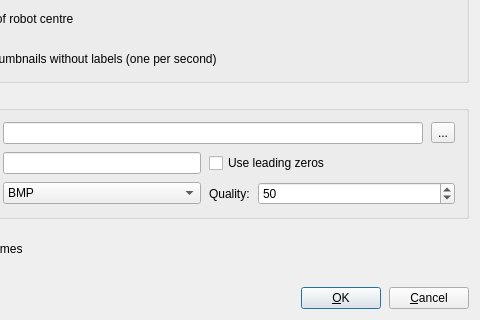
jayMcBee/sigel-evolutionary-walking-robots, file sigel/ui/SIGEL_SlaveUI/SIG_MovieSettingsDialogBase.ui: the form before one commit; both pictures show x 86 to 566 and y 361 to 681 of the 566 by 681 pixel window.
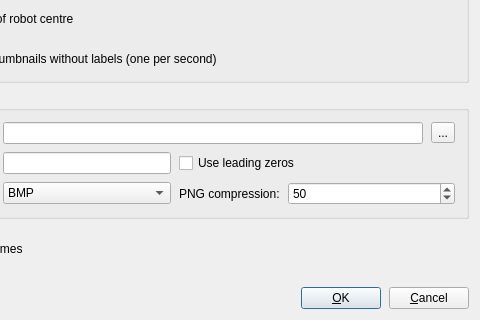
The form after the commit.

Commit message: Movie Settings: the Quality value is PNG compression, and a higher value compresses harder

What changed in the file:
```diff
--- a/sigel/ui/SIGEL_SlaveUI/SIG_MovieSettingsDialogBase.ui
+++ b/sigel/ui/SIGEL_SlaveUI/SIG_MovieSettingsDialogBase.ui
@@ -119,7 +119,7 @@
                   <item row="2" column="2">
                     <widget class="QLabel" name="textlabelQuality">
                       <property name="text">
-                        <string>Quality:</string>
+                        <string>PNG compression:</string>
                       </property>
                       <property name="wordWrap">
                         <bool>false</bool>
@@ -132,7 +132,7 @@
                         <number>100</number>
                       </property>
                       <property name="minimum">
-                        <number>1</number>
+                        <number>0</number>
                       </property>
                       <property name="value">
                         <number>50</number>
```
Left out of the diff: 6 changed lines with no effect on the pictures. The commit also changes 3 other files.
